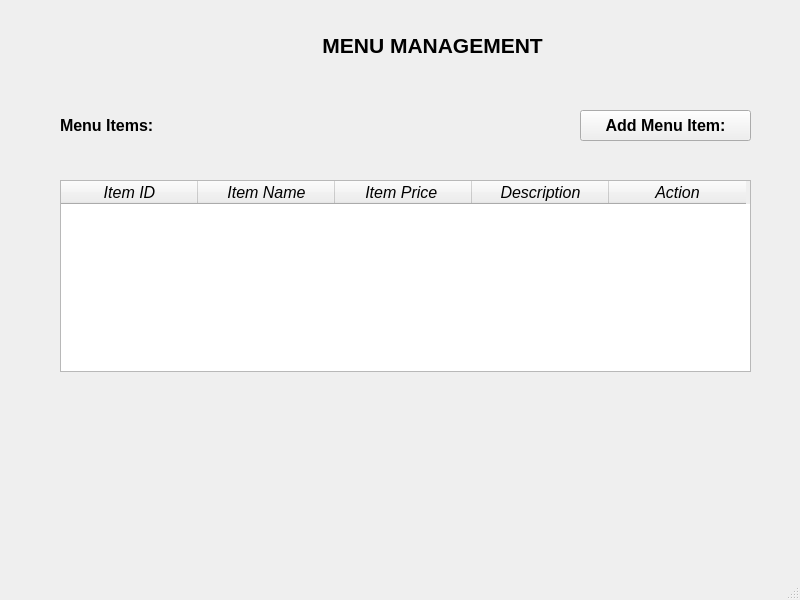
Qt form RMS_qt/menu.ui (dev-pratik02/RMS) before a commit.
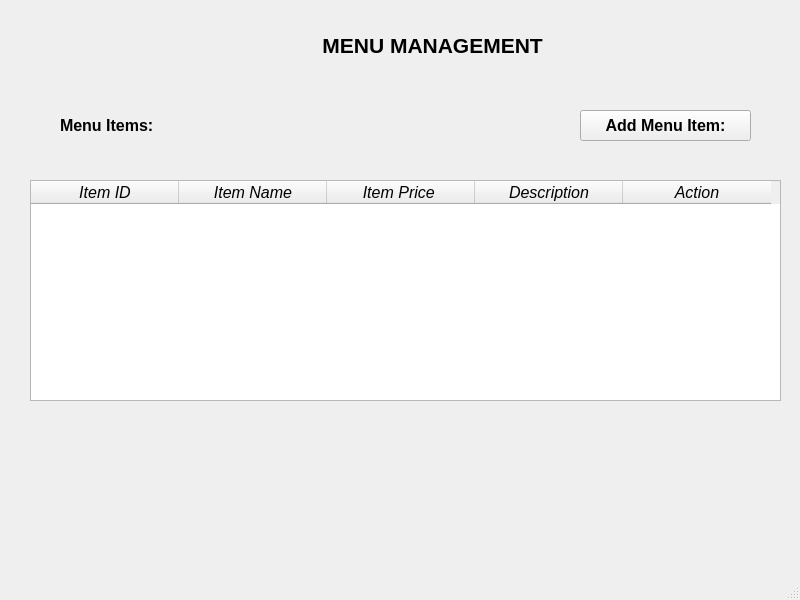
The same form after that commit.

```diff
--- a/RMS_qt/menu.ui
+++ b/RMS_qt/menu.ui
@@ -90,10 +90,10 @@
     </property>
     <property name="geometry">
      <rect>
-      <x>60</x>
+      <x>30</x>
       <y>180</y>
-      <width>691</width>
-      <height>192</height>
+      <width>751</width>
+      <height>221</height>
      </rect>
     </property>
     <property name="sizePolicy">
@@ -129,7 +129,7 @@
      <number>28</number>
     </attribute>
     <attribute name="horizontalHeaderDefaultSectionSize">
-     <number>137</number>
+     <number>148</number>
     </attribute>
     <attribute name="horizontalHeaderHighlightSections">
      <bool>true</bool>
```
